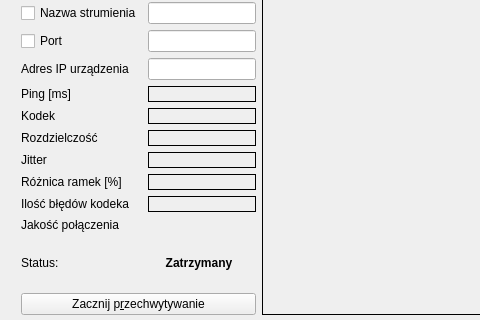
First picture: the form in mainwindow.ui, repository dejff/PD, before the edit; both pictures show x 0 to 480 and y 173 to 493 of the 864 by 649 pixel window.
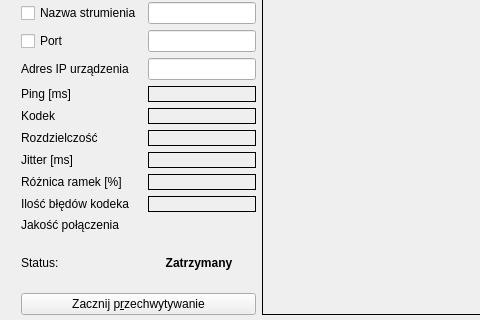
Second picture: the form after the edit.

Commit message: Wersja gotowa, do poprawki GUI i filtrowanie logów

The edit to the form file:
```diff
--- a/mainwindow.ui
+++ b/mainwindow.ui
@@ -72,7 +72,7 @@
          <item row="7" column="0">
           <widget class="QLabel" name="label_9">
            <property name="text">
-            <string>Jitter</string>
+            <string>Jitter [ms]</string>
            </property>
           </widget>
          </item>
```
The commit also changes 5 other files.
